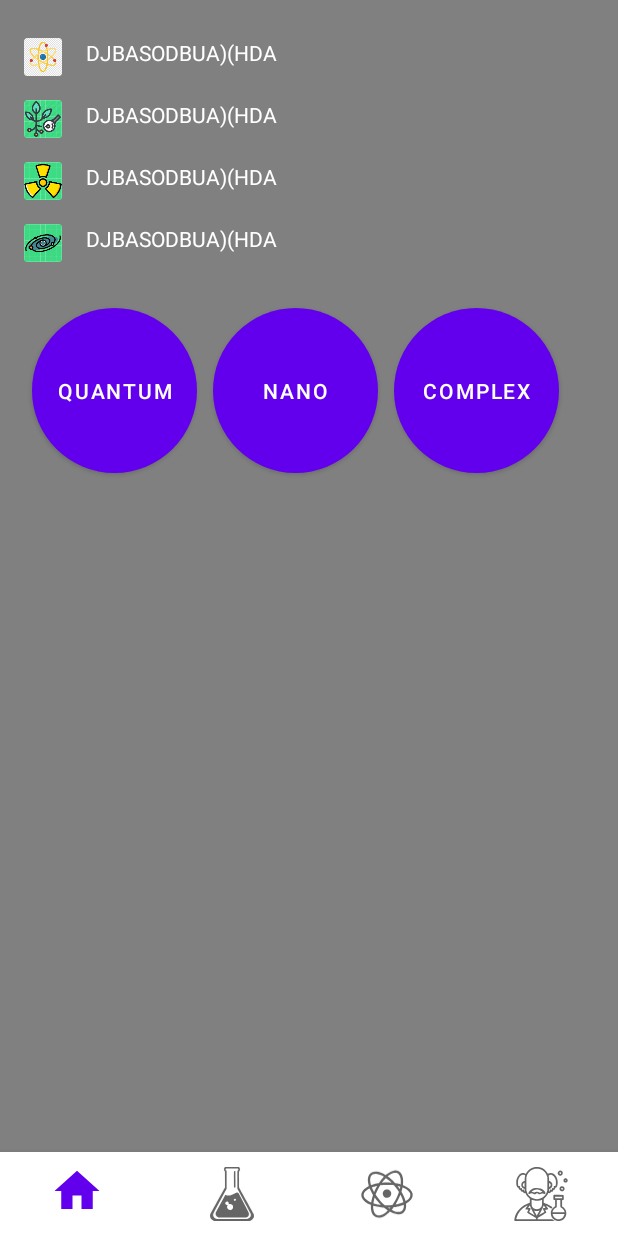
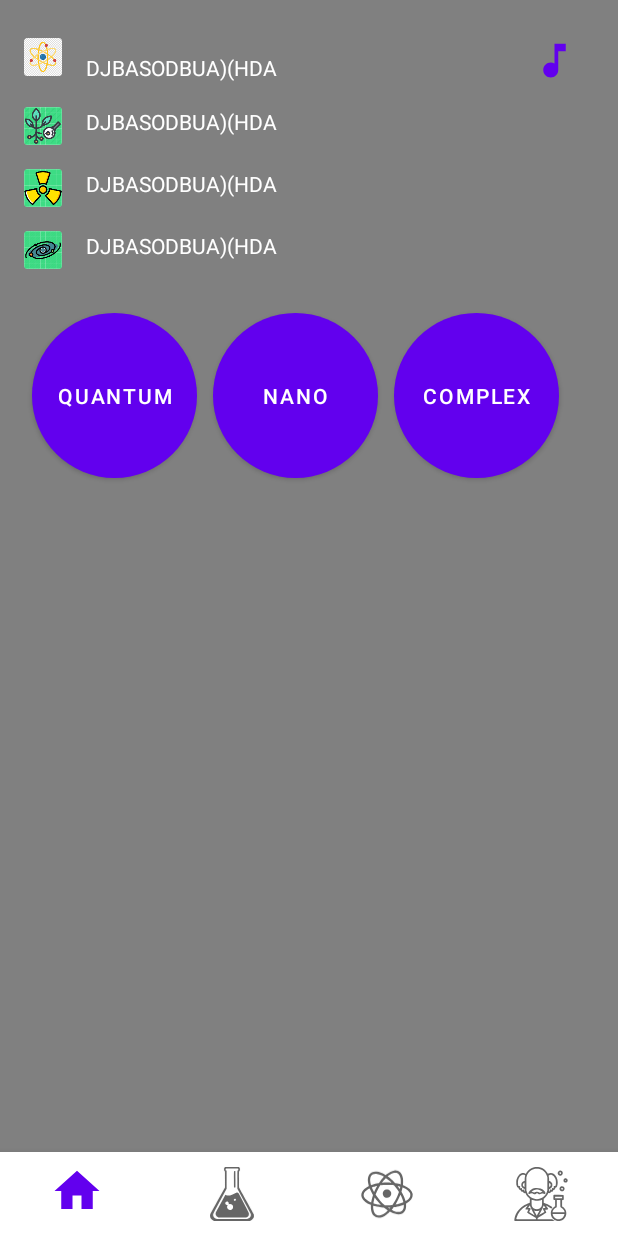
Before and after one commit to JovanPapi/Idle-Evolution-Universe, an Android app: the screen it shows after launch (MainActivity), on a phone screen of 412 x 824 dp. Run offline under Robolectric (Android 15) with nearby library versions, the light colour scheme and no system bars; our stand-ins replace Firebase (no records; nobody signed in at launch, a user with empty details on screens opened directly), navigation-ui.

Commit message:
Refactor and fix BackgroundMusicService.kt. Added option to turn off or turn on the theme music.

```diff
--- a/app/src/main/AndroidManifest.xml
+++ b/app/src/main/AndroidManifest.xml
@@ -1,6 +1,8 @@
 <?xml version="1.0" encoding="utf-8"?>
 <manifest xmlns:android="http://schemas.android.com/apk/res/android"
     package="com.example.idleevolution_universe">
+
+    <uses-permission android:name="android.permission.INTERNET" />
 
     <application
         android:allowBackup="true"
@@ -11,8 +13,7 @@
         android:theme="@style/Theme.IdleEvolutionUniverse">
         <service
             android:name=".service.BackgroundMusicService"
-            android:enabled="true">
-        </service>
+            android:enabled="true" />
 
         <activity
             android:name=".ui.ElementPopUpActivity"
--- a/app/src/main/java/com/example/idleevolution_universe/MainActivity.kt
+++ b/app/src/main/java/com/example/idleevolution_universe/MainActivity.kt
@@ -2,6 +2,7 @@ package com.example.idleevolution_universe
 
 import android.content.Intent
 import android.os.Bundle
+import android.widget.Button
 import android.widget.Toast
 import com.google.android.material.bottomnavigation.BottomNavigationView
 import androidx.appcompat.app.AppCompatActivity
@@ -22,10 +23,14 @@ class MainActivity : AppCompatActivity() {
     private val quantumRef = FirebaseDatabase.getInstance().reference.child("quantum")
     private val nanoRef = FirebaseDatabase.getInstance().reference.child("nano")
     private val complexRef = FirebaseDatabase.getInstance().reference.child("complex")
+    private var btnMusicChange: Button? = null
+    private var musicOnOff: Boolean = true
+    private var backgroundMusicIntent: Intent? = null
     override fun onCreate(savedInstanceState: Bundle?) {
         super.onCreate(savedInstanceState)
         setContentView(R.layout.activity_main)
         val navView: BottomNavigationView = findViewById(R.id.nav_view)
+        btnMusicChange = findViewById(R.id.btnMusic)
 
         createQuantumDB()
         createNanoDB()
@@ -35,9 +40,21 @@ class MainActivity : AppCompatActivity() {
         supportActionBar?.hide()
         navView.setupWithNavController(navController)
 
-        val intent = Intent(applicationContext, BackgroundMusicService::class.java)
-        intent.action = "PLAY"
-        startService(intent)
+        backgroundMusicIntent = Intent(applicationContext, BackgroundMusicService::class.java)
+        startService(backgroundMusicIntent)
+
+        btnMusicChange?.setOnClickListener {
+            if (musicOnOff) {
+                musicOnOff = false
+                stopService(backgroundMusicIntent)
+                btnMusicChange?.setBackgroundResource(R.drawable.ic_music_off)
+            } else {
+                musicOnOff = true
+                startService(backgroundMusicIntent)
+                btnMusicChange?.setBackgroundResource(R.drawable.ic_music_on)
+            }
+        }
+
     }
 
     private fun createQuantumDB() {
@@ -100,4 +117,14 @@ class MainActivity : AppCompatActivity() {
 
         })
     }
+
+    override fun onPause() {
+        super.onPause()
+        stopService(backgroundMusicIntent)
+    }
+
+    override fun onResume() {
+        super.onResume()
+        startService(backgroundMusicIntent)
+    }
 }
--- a/app/src/main/java/com/example/idleevolution_universe/ui/home/HomeFragment.kt
+++ b/app/src/main/java/com/example/idleevolution_universe/ui/home/HomeFragment.kt
@@ -14,8 +14,6 @@ import com.google.firebase.database.FirebaseDatabase
 
 class HomeFragment : Fragment() {
 
-    val sectionRef = FirebaseDatabase.getInstance().reference.child("sections")
-
     override fun onCreateView(
         inflater: LayoutInflater,
         container: ViewGroup?,
@@ -29,10 +27,6 @@ class HomeFragment : Fragment() {
         super.onViewCreated(view, savedInstanceState)
 
         val recyclerView: RecyclerView = view.findViewById(R.id.homeRecyclerView)
-//        val layoutManager = GridLayoutManager(this, 3, GridLayoutManager.VERTICAL,true)
-//        layoutManager.orientation = GridLayoutManager.VERTICAL
-
-//        val homeViewModel: HomeViewModel by viewModels()
 
         val homeAdapter = HomeAdapter(object : OpenSectionListener {
             override fun openSection(sectionName: String) {
@@ -46,46 +40,9 @@ class HomeFragment : Fragment() {
             }
         })
 
-//        homeViewModel.sections.observe(viewLifecycleOwner) { sections ->
-//            sections.let { homeAdapter.submitList(it) }
-//        }
-//        FirebaseDatabase.getInstance().reference.child("sections").removeValue()
-//        sectionRef.addValueEventListener(object : ValueEventListener {
-//            override fun onDataChange(snapshot: DataSnapshot) {
-//                if (snapshot.hasChildren()) {
-//                    for (sectionDB: DataSnapshot in snapshot.children) {
-//                        val section: Section? = sectionDB.getValue(Section::class.java)
-//                        if (section != null) {
-//                            section.dbKey = sectionDB.key.toString()
-//                            RealTimeSectionData.sections.add(section)
-//                        }
-//                    }
-//                    homeAdapter.submitList(RealTimeSectionData.sections)
-//                    homeAdapter.notifyDataSetChanged()
-//                } else {
-//                    SectionData.sections.forEach { sectionRef.push().setValue(it) }
-//                    homeAdapter.submitList(SectionData.sections)
-//                    homeAdapter.notifyDataSetChanged()
-//                }
-//            }
-//
-//            override fun onCancelled(error: DatabaseError) {
-//                Toast.makeText(
-//                    activity,
-//                    "Sorry, there was some problem fetching the data...",
-//                    Toast.LENGTH_SHORT
-//                ).show()
-//            }
-//        })
         homeAdapter.submitList(SectionData.sections)
         homeAdapter.notifyDataSetChanged()
         recyclerView.adapter = homeAdapter
-
-
-//        val textView: TextView = view.findViewById(R.id.text_home)
-//        homeViewModel.text.observe(viewLifecycleOwner, {
-//            textView.text = it
-//        })
     }
 
     interface OpenSectionListener {
--- /dev/null
+++ b/app/src/main/res/drawable/ic_music_off.xml
@@ -0,0 +1,10 @@
+<vector xmlns:android="http://schemas.android.com/apk/res/android"
+    android:width="24dp"
+    android:height="24dp"
+    android:viewportWidth="24"
+    android:viewportHeight="24"
+    android:tint="?attr/colorControlNormal">
+  <path
+      android:fillColor="@android:color/white"
+      android:pathData="M4.27,3L3,4.27l9,9v0.28c-0.59,-0.34 -1.27,-0.55 -2,-0.55 -2.21,0 -4,1.79 -4,4s1.79,4 4,4 4,-1.79 4,-4v-1.73L19.73,21 21,19.73 4.27,3zM14,7h4V3h-6v5.18l2,2z"/>
+</vector>
--- /dev/null
+++ b/app/src/main/res/drawable/ic_music_on.xml
@@ -0,0 +1,10 @@
+<vector xmlns:android="http://schemas.android.com/apk/res/android"
+    android:width="24dp"
+    android:height="24dp"
+    android:viewportWidth="24"
+    android:viewportHeight="24"
+    android:tint="?attr/colorControlNormal">
+  <path
+      android:fillColor="@android:color/white"
+      android:pathData="M12,3v10.55c-0.59,-0.34 -1.27,-0.55 -2,-0.55 -2.21,0 -4,1.79 -4,4s1.79,4 4,4 4,-1.79 4,-4V7h4V3h-6z"/>
+</vector>
--- a/app/src/main/res/layout/activity_main.xml
+++ b/app/src/main/res/layout/activity_main.xml
@@ -58,9 +58,16 @@
         <TextView
             android:layout_width="wrap_content"
             android:layout_height="wrap_content"
-            android:layout_marginLeft="16sp"
+            android:layout_marginStart="16sp"
             android:text="DJBASODBUA)(HDA"
             android:textColor="@color/white" />
+
+        <Button
+            android:layout_width="30dp"
+            android:layout_height="30dp"
+            android:background="@drawable/ic_music_on"
+            android:id="@+id/btnMusic"
+            android:layout_marginStart="170dp"/>
     </LinearLayout>
 
     <LinearLayout
@@ -84,7 +91,7 @@
         <TextView
             android:layout_width="wrap_content"
             android:layout_height="wrap_content"
-            android:layout_marginLeft="16sp"
+            android:layout_marginStart="16sp"
             android:text="DJBASODBUA)(HDA"
             android:textColor="@color/white" />
 
@@ -112,7 +119,7 @@
         <TextView
             android:layout_width="wrap_content"
             android:layout_height="wrap_content"
-            android:layout_marginLeft="16sp"
+            android:layout_marginStart="16sp"
             android:text="DJBASODBUA)(HDA"
             android:textColor="@color/white" />
 
@@ -139,7 +146,7 @@
         <TextView
             android:layout_width="wrap_content"
             android:layout_height="wrap_content"
-            android:layout_marginLeft="16sp"
+            android:layout_marginStart="16sp"
             android:text="DJBASODBUA)(HDA"
             android:textColor="@color/white" />
     </LinearLayout>
--- a/app/src/main/res/values/strings.xml
+++ b/app/src/main/res/values/strings.xml
@@ -1,11 +1,11 @@
 <resources>
     <string name="app_name">Idle Evolution - Universe</string>
-    <string name="title_home"></string>
-    <string name="title_build_elements"></string>
-    <string name="title_upgrades"></string>
-    <string name="title_scientists"></string>
+    <string name="title_home" />
+    <string name="title_build_elements" />
+    <string name="title_upgrades" />
+    <string name="title_scientists" />
     <string name="section_image">Section image</string>
     <!-- TODO: Remove or change this placeholder text -->
     <string name="hello_blank_fragment">Hello blank fragment</string>
-    <string name="element_image">element_image</string>
+    <string name="element_image">Element image</string>
 </resources>
```
Also changed, not shown: app/src/main/java/com/example/idleevolution_universe/service/BackgroundMusicService.kt (+13 -10 lines), app/src/main/java/com/example/idleevolution_universe/ui/home/HomeViewModel.kt (deleted, +0 -11 lines), 1 other file.
